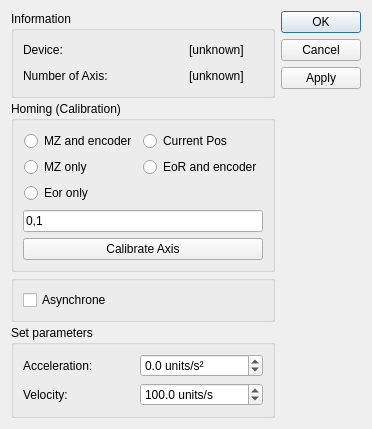
This is NewportSMC100/dialogSMC100.ui in itom-project/plugins as Qt 5 draws it before an edit. The edited form follows.
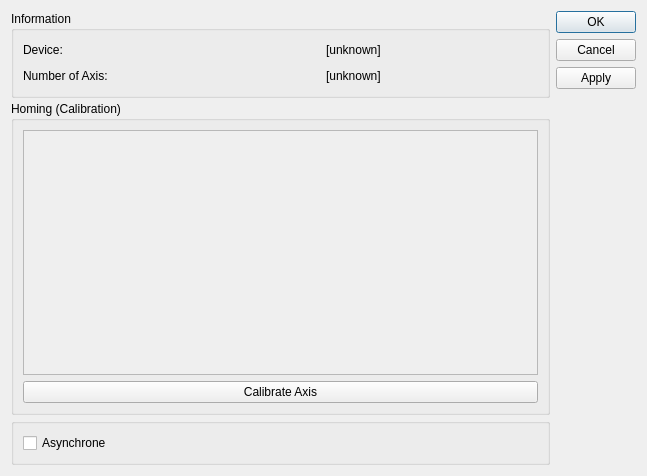
This is the edited form.

What changed in the file:
```diff
--- a/NewportSMC100/dialogSMC100.ui
+++ b/NewportSMC100/dialogSMC100.ui
@@ -6,8 +6,8 @@
    <rect>
     <x>0</x>
     <y>0</y>
-    <width>342</width>
-    <height>400</height>
+    <width>647</width>
+    <height>476</height>
    </rect>
   </property>
   <property name="windowTitle">
@@ -99,60 +99,52 @@
      </item>
      <item>
       <widget class="QGroupBox" name="groupBox">
+       <property name="sizePolicy">
+        <sizepolicy hsizetype="Preferred" vsizetype="Expanding">
+         <horstretch>0</horstretch>
+         <verstretch>0</verstretch>
+        </sizepolicy>
+       </property>
        <property name="title">
         <string>Homing (Calibration)</string>
        </property>
        <layout class="QVBoxLayout" name="verticalLayout_3">
         <item>
-         <layout class="QGridLayout" name="gridLayout">
-          <property name="margin">
-           <number>1</number>
+         <widget class="QScrollArea" name="scrollArea">
+          <property name="widgetResizable">
+           <bool>true</bool>
           </property>
-          <item row="0" column="0">
-           <widget class="QRadioButton" name="radioType0">
-            <property name="text">
-             <string>MZ and encoder</string>
-            </property>
-           </widget>
-          </item>
-          <item row="1" column="0">
-           <widget class="QRadioButton" name="radioType2">
-            <property name="text">
-             <string>MZ only</string>
-            </property>
-           </widget>
-          </item>
-          <item row="0" column="1">
-           <widget class="QRadioButton" name="radioType1">
-            <property name="text">
-             <string>Current Pos</string>
-            </property>
-           </widget>
-          </item>
-          <item row="1" column="1">
-           <widget class="QRadioButton" name="radioType3">
-            <property name="text">
-             <string>EoR and encoder</string>
-            </property>
-           </widget>
-          </item>
-          <item row="2" column="0">
-           <widget class="QRadioButton" name="radioType4">
-            <property name="text">
-             <string>Eor only</string>
-            </property>
-           </widget>
-          </item>
-         </layout>
-        </item>
-        <item>
-         <widget class="QLineEdit" name="lineAxisToCalibrate">
-          <property name="inputMask">
-           <string extracomment="Enter Axis separated by comma (0,1,2,3)"/>
-          </property>
-          <property name="text">
-           <string>0,1</string>
-          </property>
+          <widget class="QWidget" name="scrollAreaWidgetContents">
+           <property name="geometry">
+            <rect>
+             <x>0</x>
+             <y>0</y>
+             <width>524</width>
+             <height>270</height>
+            </rect>
+           </property>
+           <property name="sizePolicy">
+            <sizepolicy hsizetype="Expanding" vsizetype="Expanding">
+             <horstretch>0</horstretch>
+             <verstretch>0</verstretch>
+            </sizepolicy>
+           </property>
+           <layout class="QVBoxLayout" name="verticalListLayout">
+            <item>
+             <spacer name="verticalSpacer">
+              <property name="orientation">
+               <enum>Qt::Vertical</enum>
+              </property>
+              <property name="sizeHint" stdset="0">
+               <size>
+                <width>20</width>
+                <height>48</height>
+               </size>
+              </property>
+             </spacer>
+            </item>
+           </layout>
+          </widget>
          </widget>
         </item>
         <item>
@@ -181,77 +173,6 @@
        </layout>
       </widget>
      </item>
-     <item>
-      <widget class="QGroupBox" name="group4">
-       <property name="title">
-        <string>Set parameters</string>
-       </property>
-       <layout class="QGridLayout" name="gridLayout_3">
-        <item row="0" column="0">
-         <widget class="QLabel" name="label_7">
-          <property name="text">
-           <string>Acceleration:</string>
-          </property>
-         </widget>
-        </item>
-        <item row="0" column="1">
-         <widget class="QDoubleSpinBox" name="dblSpinAcceleration">
-          <property name="suffix">
-           <string> units/s²</string>
-          </property>
-          <property name="decimals">
-           <number>1</number>
-          </property>
-          <property name="minimum">
-           <double>-1000000000.000000000000000</double>
-          </property>
-          <property name="maximum">
-           <double>1000000000.000000000000000</double>
-          </property>
-         </widget>
-        </item>
-        <item row="1" column="0">
-         <widget class="QLabel" name="label_8">
-          <property name="text">
-           <string>Velocity:</string>
-          </property>
-         </widget>
-        </item>
-        <item row="1" column="1">
-         <widget class="QDoubleSpinBox" name="dblSpinVelocity">
-          <property name="suffix">
-           <string> units/s</string>
-          </property>
-          <property name="decimals">
-           <number>1</number>
-          </property>
-          <property name="minimum">
-           <double>-1000000000.000000000000000</double>
-          </property>
-          <property name="maximum">
-           <double>1000000000.000000000000000</double>
-          </property>
-          <property name="value">
-           <double>100.000000000000000</double>
-          </property>
-         </widget>
-        </item>
-       </layout>
-      </widget>
-     </item>
-     <item>
-      <spacer name="verticalSpacer_2">
-       <property name="orientation">
-        <enum>Qt::Vertical</enum>
-       </property>
-       <property name="sizeHint" stdset="0">
-        <size>
-         <width>20</width>
-         <height>40</height>
-        </size>
-       </property>
-      </spacer>
-     </item>
     </layout>
    </item>
    <item>
```
Left out of the diff: 4 changed lines with no effect on the pictures.
